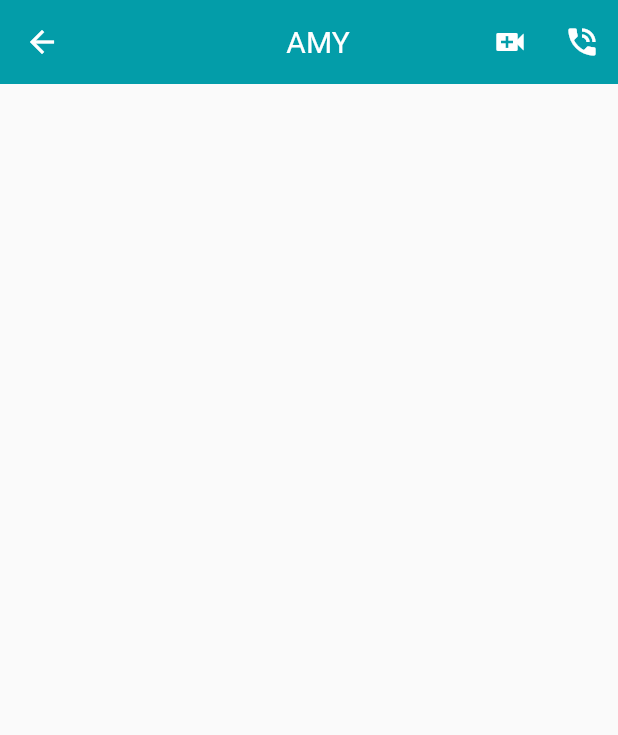
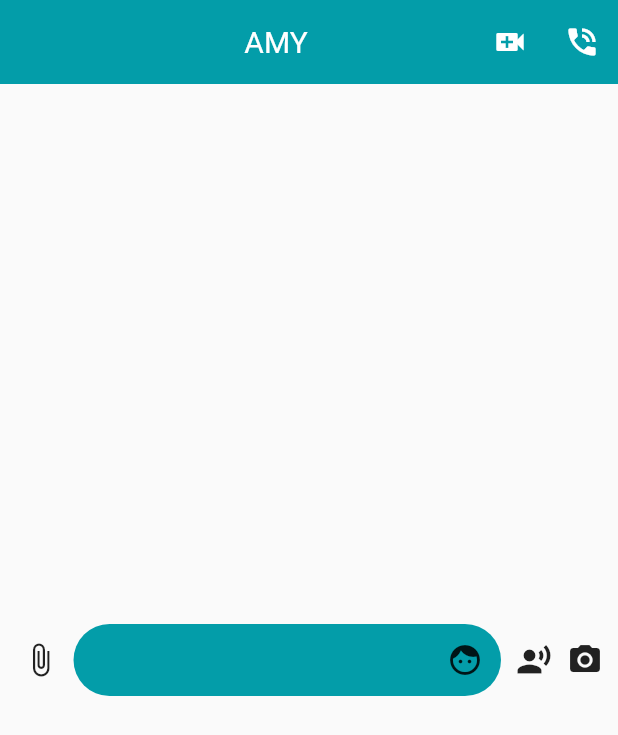
Before and after one commit to femidof/Swim_app_hackathon, a Flutter app: the OneOnOneChatScreen screen opened directly, on a phone screen of 412 x 824 dp. Shown: the top 735 px of the screen. Run offline on Flutter 3.47's test engine with Material 2 defaults, Android fonts, the light colour scheme and no system bars; missing offline and left inert: emoji_picker.

Commit message:
putting together one to one chat

```diff
--- /dev/null
+++ b/lib/constant.dart
@@ -0,0 +1,3 @@
+import 'package:flutter/material.dart';
+
+const MAIN_COLOR = Color(0xff039DA9);
--- a/lib/main.dart
+++ b/lib/main.dart
@@ -1,5 +1,6 @@
 import 'package:flutter/material.dart';
 import 'package:swim_app_hack/screens/home_screen.dart';
+import 'package:swim_app_hack/screens/one_on_one_chat_screen.dart';
 import 'package:swim_app_hack/screens/pool_section_chat.dart';
 
 void main() {
@@ -16,7 +17,7 @@ class MyApp extends StatelessWidget {
         primarySwatch: Colors.blue,
         visualDensity: VisualDensity.adaptivePlatformDensity,
       ),
-      home: PoolSectionChat(),
+      home: OneOnOneChatScreen(),
     );
   }
 }
--- a/lib/screens/one_on_one_chat_screen.dart
+++ b/lib/screens/one_on_one_chat_screen.dart
@@ -1,4 +1,6 @@
+import 'package:emoji_picker/emoji_picker.dart';
 import 'package:flutter/material.dart';
+import 'package:swim_app_hack/constant.dart';
 import 'package:swim_app_hack/widgets/custom_chatbar.dart';
 
 class OneOnOneChatScreen extends StatefulWidget {
@@ -7,10 +9,160 @@ class OneOnOneChatScreen extends StatefulWidget {
 }
 
 class OneOnOneChatScreenState extends State<OneOnOneChatScreen> {
+  TextEditingController textFieldController = TextEditingController();
+  bool isWriting = false;
+  ScrollController _listScrollController = ScrollController();
+  bool showEmojiPicker = false;
+  FocusNode textFieldFocus = FocusNode();
+
+  @override
+  void initState() {
+    // TODO: implement initState
+    super.initState();
+  }
+
+  showKeyboard() => textFieldFocus.requestFocus();
+  hideKeyboard() => textFieldFocus.unfocus();
+  hideEmojiContainer() {
+    setState(() {
+      showEmojiPicker = false;
+    });
+  }
+
+  showEmojiContainer() {
+    setState(() {
+      showEmojiPicker = true;
+    });
+  }
+
+  emojiContainer() {
+    return EmojiPicker(
+      rows: 3,
+      // bgColor: UniversalVariables.separatorColor,
+      columns: 7,
+      // indicatorColor: UniversalVariables.gradientColorStarthmm,
+      onEmojiSelected: (emoji, category) {
+        // null;
+        setState(() {
+          isWriting = true;
+        });
+        textFieldController.text = textFieldController.text + emoji.emoji;
+      },
+      recommendKeywords: ["face", "happy", "party", "sad"],
+      numRecommended: 50,
+    );
+  }
+
   @override
   Widget build(BuildContext context) {
     return Scaffold(
       appBar: customChatBar(),
+      body: messageInputContainer(),
+    );
+  }
+
+  Widget messageInputContainer() {
+    setWritingTo(bool val) {
+      setState(() {
+        isWriting = val;
+      });
+    }
+
+    return Container(
+      padding: EdgeInsets.all(10),
+      child: Row(
+        children: <Widget>[
+          GestureDetector(
+            onTap: () {},
+            child: Container(
+              padding: EdgeInsets.all(5),
+              decoration: BoxDecoration(
+                // gradient: UniversalVariables.fabGradient,
+                shape: BoxShape.circle,
+              ),
+              child: Icon(Icons.attach_file),
+            ),
+          ),
+          SizedBox(
+            width: 5,
+          ),
+          Expanded(
+            child: Stack(
+              alignment: Alignment.centerRight,
+              children: <Widget>[
+                TextField(
+                  controller: textFieldController,
+                  focusNode: textFieldFocus,
+                  onTap: () => hideEmojiContainer(),
+                  style: TextStyle(
+                    color: Colors.white,
+                  ),
+                  onChanged: (val) {
+                    (val.length > 0 && val.trim() != "")
+                        ? setWritingTo(true)
+                        : setWritingTo(false);
+                  },
+                  decoration: InputDecoration(
+                    hintText: "Type a message",
+                    hintStyle: TextStyle(
+                      color: MAIN_COLOR,
+                    ),
+                    border: OutlineInputBorder(
+                        borderRadius: const BorderRadius.all(
+                          const Radius.circular(50.0),
+                        ),
+                        borderSide: BorderSide.none),
+                    contentPadding:
+                        EdgeInsets.symmetric(horizontal: 20, vertical: 5),
+                    filled: true,
+                    fillColor: MAIN_COLOR,
+                    // suffixIcon:
+                  ),
+                ),
+                IconButton(
+                  onPressed: () {
+                    if (!showEmojiPicker) {
+                      hideKeyboard();
+                      showEmojiContainer();
+                    } else {
+                      showKeyboard();
+                      hideEmojiContainer();
+                    }
+                  },
+                  icon: Icon(Icons.face),
+                  highlightColor: Colors.transparent,
+                  splashColor: Colors.transparent,
+                ),
+              ],
+            ),
+          ),
+          isWriting
+              ? Container()
+              : Padding(
+                  padding: EdgeInsets.symmetric(horizontal: 10),
+                  child: Icon(Icons.record_voice_over),
+                ),
+          isWriting
+              ? Container()
+              : GestureDetector(
+                  onTap: () {},
+                  // pickImage(ImageSource.camera),
+                  child: Icon(Icons.camera_alt),
+                ),
+          isWriting
+              ? Container(
+                  margin: EdgeInsets.only(left: 10),
+                  decoration: BoxDecoration(shape: BoxShape.circle),
+                  child: IconButton(
+                    icon: Icon(
+                      Icons.send,
+                      size: 15,
+                    ),
+                    onPressed: () {},
+                  ))
+              : Container()
+        ],
+      ),
     );
   }
 }
--- a/lib/widgets/custom_chatbar.dart
+++ b/lib/widgets/custom_chatbar.dart
@@ -1,4 +1,5 @@
 import 'package:flutter/material.dart';
+import 'package:swim_app_hack/constant.dart';
 
 AppBar customChatBar() {
   return AppBar(
@@ -7,7 +8,7 @@ AppBar customChatBar() {
       IconButton(icon: Icon(Icons.phone_in_talk), onPressed: () {}),
     ],
     elevation: 0.0,
-    backgroundColor: Color(0xff039DA9),
+    backgroundColor: MAIN_COLOR,
     title: Center(
         child: Padding(
       padding: const EdgeInsets.only(
--- a/pubspec.yaml
+++ b/pubspec.yaml
@@ -19,6 +19,8 @@ dependencies:
   firebase_dynamic_links: ^0.5.3
   # Firebase Analytics
   firebase_analytics: ^5.0.16
+  # For Emojis
+  emoji_picker: ^0.1.0
 
 dev_dependencies:
   flutter_test:
```
Also changed, not shown: pubspec.lock.
